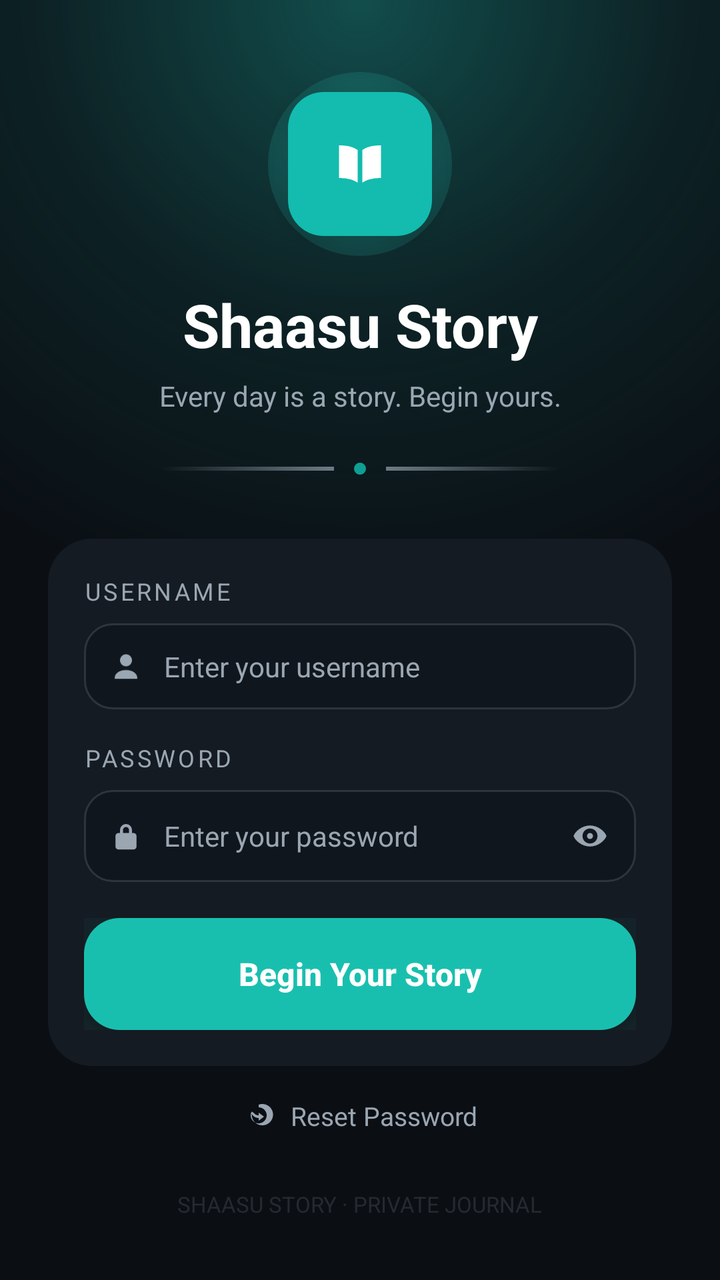
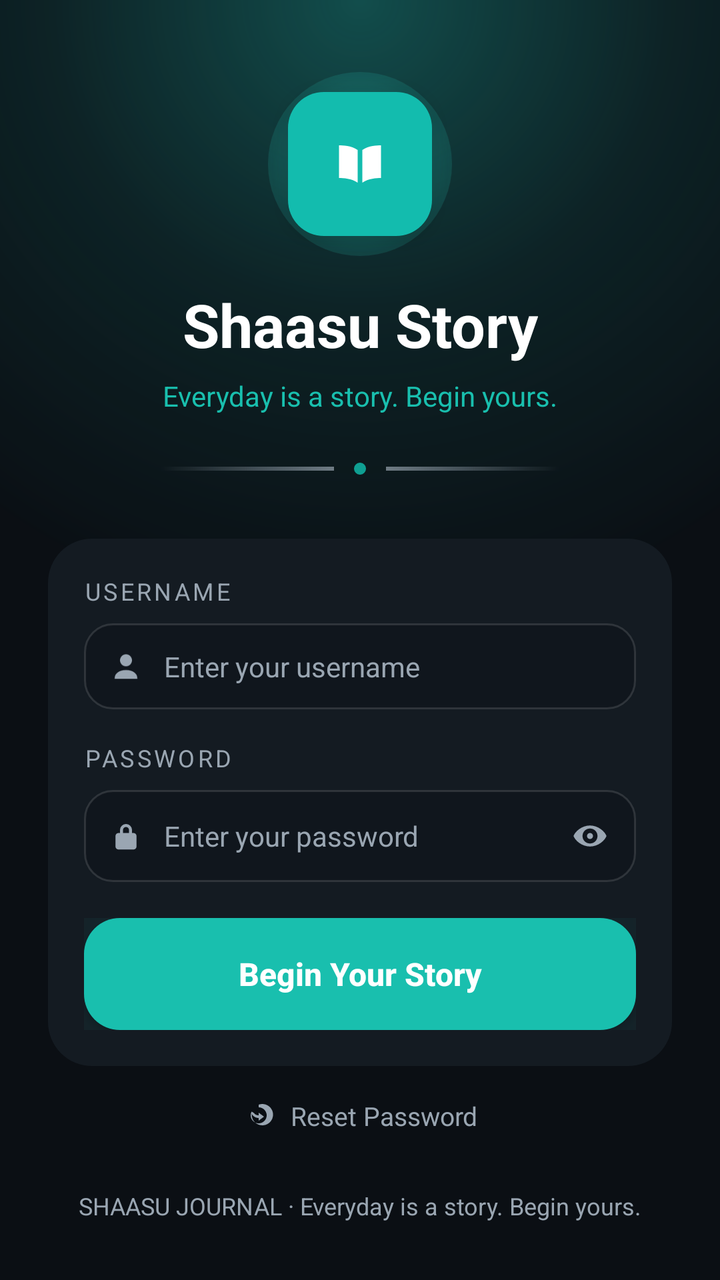

Screens rendered from an Android XML layout before and after an edit, with the pre-edit source and the edit as a unified diff.
<!-- AndroidManifest.xml: application theme Theme.AppCompat.NoActionBar -->
<!-- res/layout/activity_login.xml -->
<?xml version="1.0" encoding="utf-8"?>
<androidx.constraintlayout.widget.ConstraintLayout xmlns:android="http://schemas.android.com/apk/res/android"
    xmlns:app="http://schemas.android.com/apk/res-auto"
    android:layout_width="match_parent"
    android:layout_height="match_parent"
    android:background="@color/menu_bg">

    
    <View
        android:id="@+id/topGlow"
        android:layout_width="match_parent"
        android:layout_height="320dp"
        android:alpha="0.9"
        android:background="@drawable/bg_login_top_glow"
        app:layout_constraintTop_toTopOf="parent" />

    <ScrollView
        android:id="@+id/loginScroll"
        android:layout_width="match_parent"
        android:layout_height="match_parent"
        android:fillViewport="true">

        <androidx.constraintlayout.widget.ConstraintLayout
            android:layout_width="match_parent"
            android:layout_height="wrap_content"
            android:paddingLeft="24dp"
            android:paddingRight="24dp"
            android:paddingTop="36dp"
            android:paddingBottom="18dp">

            
            <FrameLayout
                android:id="@+id/logoContainer"
                android:layout_width="92dp"
                android:layout_height="92dp"
                app:layout_constraintTop_toTopOf="parent"
                app:layout_constraintStart_toStartOf="parent"
                app:layout_constraintEnd_toEndOf="parent">

                <View
                    android:layout_width="match_parent"
                    android:layout_height="match_parent"
                    android:background="@drawable/bg_login_icon_glow" />

                <FrameLayout
                    android:layout_width="72dp"
                    android:layout_height="72dp"
                    android:layout_gravity="center"
                    android:background="@drawable/bg_login_icon_square"
                    android:elevation="6dp">

                    <ImageView
                        android:layout_width="28dp"
                        android:layout_height="28dp"
                        android:layout_gravity="center"
                        android:src="@drawable/ic_book_simple"
                        android:tint="@color/menu_text_primary"
                        android:contentDescription="App icon" />
                </FrameLayout>
            </FrameLayout>

            <TextView
                android:id="@+id/loginTitle"
                android:layout_width="wrap_content"
                android:layout_height="wrap_content"
                android:layout_marginTop="14dp"
                android:text="@string/login_title"
                android:textColor="@color/menu_text_primary"
                android:textSize="30sp"
                android:textStyle="bold"
                app:layout_constraintTop_toBottomOf="@+id/logoContainer"
                app:layout_constraintStart_toStartOf="parent"
                app:layout_constraintEnd_toEndOf="parent" />

            <TextView
                android:id="@+id/loginTagline"
                android:layout_width="wrap_content"
                android:layout_height="wrap_content"
                android:layout_marginTop="6dp"
                android:text="@string/login_tagline"
                android:textColor="@color/menu_text_secondary"
                android:textSize="14sp"
                app:layout_constraintTop_toBottomOf="@+id/loginTitle"
                app:layout_constraintStart_toStartOf="parent"
                app:layout_constraintEnd_toEndOf="parent" />

            
            <androidx.constraintlayout.widget.ConstraintLayout
                android:id="@+id/dividerContainer"
                android:layout_width="200dp"
                android:layout_height="18dp"
                android:layout_marginTop="18dp"
                app:layout_constraintTop_toBottomOf="@+id/loginTagline"
                app:layout_constraintStart_toStartOf="parent"
                app:layout_constraintEnd_toEndOf="parent">

                <View
                    android:id="@+id/dividerLineLeft"
                    android:layout_width="0dp"
                    android:layout_height="2dp"
                    android:alpha="0.7"
                    android:background="@drawable/bg_login_divider_fade_left"
                    app:layout_constraintTop_toTopOf="parent"
                    app:layout_constraintBottom_toBottomOf="parent"
                    app:layout_constraintStart_toStartOf="parent"
                    app:layout_constraintEnd_toStartOf="@+id/dividerDot"
                    android:layout_marginEnd="10dp" />

                <View
                    android:id="@+id/dividerLineRight"
                    android:layout_width="0dp"
                    android:layout_height="2dp"
                    android:alpha="0.7"
                    android:background="@drawable/bg_login_divider_fade_right"
                    app:layout_constraintTop_toTopOf="parent"
                    app:layout_constraintBottom_toBottomOf="parent"
                    app:layout_constraintStart_toEndOf="@+id/dividerDot"
                    app:layout_constraintEnd_toEndOf="parent"
                    android:layout_marginStart="10dp" />

                <View
                    android:id="@+id/dividerDot"
                    android:layout_width="6dp"
                    android:layout_height="6dp"
                    android:background="@drawable/bg_menu_circle_teal"
                    app:layout_constraintStart_toStartOf="parent"
                    app:layout_constraintEnd_toEndOf="parent"
                    app:layout_constraintTop_toTopOf="parent"
                    app:layout_constraintBottom_toBottomOf="parent" />

            </androidx.constraintlayout.widget.ConstraintLayout>

            
            <LinearLayout
                android:id="@+id/loginCard"
                android:layout_width="0dp"
                android:layout_height="wrap_content"
                android:layout_marginTop="26dp"
                android:background="@drawable/bg_login_card"
                android:orientation="vertical"
                android:padding="18dp"
                app:layout_constraintTop_toBottomOf="@+id/dividerContainer"
                app:layout_constraintStart_toStartOf="parent"
                app:layout_constraintEnd_toEndOf="parent">

                <TextView
                    android:layout_width="match_parent"
                    android:layout_height="wrap_content"
                    android:text="@string/login_username_label"
                    android:textColor="@color/menu_text_secondary"
                    android:textSize="12sp"
                    android:letterSpacing="0.12"
                    android:layout_marginBottom="8dp" />

                <LinearLayout
                    android:layout_width="match_parent"
                    android:layout_height="wrap_content"
                    android:background="@drawable/bg_login_input"
                    android:orientation="horizontal"
                    android:gravity="center_vertical"
                    android:paddingLeft="12dp"
                    android:paddingRight="12dp"
                    android:paddingTop="12dp"
                    android:paddingBottom="12dp">

                    <ImageView
                        android:layout_width="18dp"
                        android:layout_height="18dp"
                        android:src="@drawable/ic_user_simple"
                        android:tint="@color/menu_text_secondary"
                        android:contentDescription="Username" />

                    <EditText
                        android:id="@+id/usernameInput"
                        android:layout_width="0dp"
                        android:layout_height="wrap_content"
                        android:layout_marginStart="10dp"
                        android:layout_weight="1"
                        android:background="@android:color/transparent"
                        android:hint="@string/login_username_hint"
                        android:textColor="@color/menu_text_primary"
                        android:textColorHint="@color/menu_text_secondary"
                        android:inputType="text"
                        android:textSize="14sp" />
                </LinearLayout>

                <TextView
                    android:layout_width="match_parent"
                    android:layout_height="wrap_content"
                    android:layout_marginTop="16dp"
                    android:text="@string/login_password_label"
                    android:textColor="@color/menu_text_secondary"
                    android:textSize="12sp"
                    android:letterSpacing="0.12"
                    android:layout_marginBottom="8dp" />

                <LinearLayout
                    android:layout_width="match_parent"
                    android:layout_height="wrap_content"
                    android:background="@drawable/bg_login_input"
                    android:orientation="horizontal"
                    android:gravity="center_vertical"
                    android:paddingLeft="12dp"
                    android:paddingRight="12dp"
                    android:paddingTop="12dp"
                    android:paddingBottom="12dp">

                    <ImageView
                        android:layout_width="18dp"
                        android:layout_height="18dp"
                        android:src="@drawable/ic_lock_simple"
                        android:tint="@color/menu_text_secondary"
                        android:contentDescription="Password" />

                    <EditText
                        android:id="@+id/passwordInput"
                        android:layout_width="0dp"
                        android:layout_height="wrap_content"
                        android:layout_marginStart="10dp"
                        android:layout_weight="1"
                        android:background="@android:color/transparent"
                        android:hint="@string/login_password_hint"
                        android:textColor="@color/menu_text_primary"
                        android:textColorHint="@color/menu_text_secondary"
                        android:inputType="textPassword"
                        android:textSize="14sp" />

                    <ImageView
                        android:id="@+id/passwordToggle"
                        android:layout_width="22dp"
                        android:layout_height="22dp"
                        android:src="@drawable/ic_eye_simple"
                        android:tint="@color/menu_text_secondary"
                        android:padding="2dp"
                        android:contentDescription="Toggle password" />
                </LinearLayout>

                
                <FrameLayout
                    android:layout_width="match_parent"
                    android:layout_height="wrap_content"
                    android:layout_marginTop="18dp">

                    <View
                        android:layout_width="match_parent"
                        android:layout_height="56dp"
                        android:alpha="0.9"
                        android:background="@drawable/bg_login_button_glow" />

                    <Button
                        android:id="@+id/loginButton"
                        android:layout_width="match_parent"
                        android:layout_height="56dp"
                        android:background="@drawable/bg_login_button"
                        android:text="@string/login_cta"
                        android:textColor="@color/menu_text_primary"
                        android:textSize="16sp"
                        android:textStyle="bold"
                        android:textAllCaps="false" />

                    <ImageView
                        android:layout_width="18dp"
                        android:layout_height="18dp"
                        android:layout_gravity="center_vertical|end"
                        android:layout_marginEnd="18dp"
                        android:src="@drawable/ic_arrow_right_simple"
                        android:tint="@color/menu_text_primary"
                        android:contentDescription="Continue" />
                </FrameLayout>

            </LinearLayout>

            
            <LinearLayout
                android:id="@+id/reset"
                android:layout_width="wrap_content"
                android:layout_height="wrap_content"
                android:layout_marginTop="16dp"
                android:orientation="horizontal"
                android:gravity="center_vertical"
                android:clickable="true"
                android:focusable="true"
                app:layout_constraintTop_toBottomOf="@+id/loginCard"
                app:layout_constraintStart_toStartOf="parent"
                app:layout_constraintEnd_toEndOf="parent">

                <ImageView
                    android:layout_width="16dp"
                    android:layout_height="16dp"
                    android:src="@drawable/ic_reset_simple"
                    android:tint="@color/menu_text_secondary"
                    android:contentDescription="Reset" />

                <TextView
                    android:layout_width="wrap_content"
                    android:layout_height="wrap_content"
                    android:layout_marginStart="8dp"
                    android:text="@string/login_reset_password"
                    android:textColor="@color/menu_text_secondary"
                    android:textSize="13sp" />
            </LinearLayout>

            <TextView
                android:id="@+id/loginFooter"
                android:layout_width="wrap_content"
                android:layout_height="wrap_content"
                android:layout_marginTop="28dp"
                android:text="@string/login_footer"
                android:textColor="#338A97A6"
                android:textSize="11sp"
                app:layout_constraintTop_toBottomOf="@+id/reset"
                app:layout_constraintStart_toStartOf="parent"
                app:layout_constraintEnd_toEndOf="parent" />

        </androidx.constraintlayout.widget.ConstraintLayout>
    </ScrollView>

</androidx.constraintlayout.widget.ConstraintLayout>
<!-- resources referenced by this layout -->
<resources>
  <color name="menu_bg">#FF0B0F14</color>
  <color name="menu_text_primary">#FFFFFFFF</color>
  <color name="menu_text_secondary">#FF9AA6B2</color>
  <!-- drawable bg_login_button (drawable) -->
  <?xml version="1.0" encoding="utf-8"?>
  <shape xmlns:android="http://schemas.android.com/apk/res/android">
      <solid android:color="@color/menu_teal" />
      <corners android:radius="18dp" />
  </shape>
  <!-- drawable bg_login_card (drawable) -->
  <?xml version="1.0" encoding="utf-8"?>
  <shape xmlns:android="http://schemas.android.com/apk/res/android">
      <solid android:color="@color/menu_surface" />
      <corners android:radius="22dp" />
  </shape>
  <!-- drawable bg_login_divider_fade_left (drawable) -->
  <?xml version="1.0" encoding="utf-8"?>
  <shape xmlns:android="http://schemas.android.com/apk/res/android" android:shape="rectangle">
      <size android:height="2dp" />
      <gradient
          android:angle="0"
          android:startColor="@android:color/transparent"
          android:endColor="@color/menu_text_secondary" />
  </shape>
  <!-- drawable bg_login_divider_fade_right (drawable) -->
  <?xml version="1.0" encoding="utf-8"?>
  <shape xmlns:android="http://schemas.android.com/apk/res/android" android:shape="rectangle">
      <size android:height="2dp" />
      <gradient
          android:angle="0"
          android:startColor="@color/menu_text_secondary"
          android:endColor="@android:color/transparent" />
  </shape>
  <!-- drawable bg_login_icon_square (drawable) -->
  <?xml version="1.0" encoding="utf-8"?>
  <shape xmlns:android="http://schemas.android.com/apk/res/android">
      <solid android:color="#FF13BCAE" />
      <corners android:radius="18dp" />
  </shape>
  <!-- drawable bg_login_input (drawable) -->
  <?xml version="1.0" encoding="utf-8"?>
  <shape xmlns:android="http://schemas.android.com/apk/res/android">
      <solid android:color="@color/menu_surface_alt" />
      <corners android:radius="14dp" />
      <stroke android:width="1dp" android:color="#1FFFFFFF" />
  </shape>
  <!-- drawable bg_login_top_glow (drawable) -->
  <?xml version="1.0" encoding="utf-8"?>
  <shape xmlns:android="http://schemas.android.com/apk/res/android">
      <gradient
          android:type="radial"
          android:gradientRadius="320dp"
          android:centerX="0.5"
          android:centerY="0.0"
          android:startColor="#5524E0D0"
          android:centerColor="#1A24E0D0"
          android:endColor="#00000000" />
  </shape>
  <!-- drawable bg_menu_circle_teal (drawable) -->
  <?xml version="1.0" encoding="utf-8"?>
  <shape xmlns:android="http://schemas.android.com/apk/res/android" android:shape="oval">
      <solid android:color="@color/menu_teal_icon_bg" />
  </shape>
  <!-- drawable ic_arrow_right_simple (drawable) -->
  <?xml version="1.0" encoding="utf-8"?>
  <vector xmlns:android="http://schemas.android.com/apk/res/android"
      android:width="24dp"
      android:height="24dp"
      android:viewportWidth="24"
      android:viewportHeight="24">
      <path
          android:fillColor="#FFFFFFFF"
          android:pathData="M13,5l-1.4,1.4 4.6,4.6H4v2h12.2l-4.6,4.6L13,19l7,-7 -7,-7z" />
  </vector>
  <string name="login_cta">Begin Your Story</string>
  <string name="login_footer">SHAASU STORY · PRIVATE JOURNAL</string>
  <string name="login_password_hint">Enter your password</string>
  <string name="login_password_label">PASSWORD</string>
  <string name="login_reset_password">Reset Password</string>
  <string name="login_tagline">Every day is a story. Begin yours.</string>
  <string name="login_title">Shaasu Story</string>
  <string name="login_username_hint">Enter your username</string>
  <string name="login_username_label">USERNAME</string>
  <color name="menu_teal">#FF19BFAE</color>
  <color name="menu_surface">#FF141B22</color>
  <color name="menu_surface_alt">#FF10161D</color>
  <color name="menu_teal_icon_bg">#FF0F9F92</color>
  <!-- unchanged entries left out for length: 7 -->
</resources>

<!-- the commit's change to res/layout/activity_login.xml (unified diff, before → after) -->
@@ -78,7 +78,7 @@
                 android:layout_height="wrap_content"
                 android:layout_marginTop="6dp"
                 android:text="@string/login_tagline"
-                android:textColor="@color/menu_text_secondary"
+                android:textColor="@color/menu_teal"
                 android:textSize="14sp"
                 app:layout_constraintTop_toBottomOf="@+id/loginTitle"
                 app:layout_constraintStart_toStartOf="parent"
@@ -306,8 +306,8 @@
                 android:layout_height="wrap_content"
                 android:layout_marginTop="28dp"
                 android:text="@string/login_footer"
-                android:textColor="#338A97A6"
-                android:textSize="11sp"
+                android:textColor="@color/menu_text_secondary"
+                android:textSize="12sp"
                 app:layout_constraintTop_toBottomOf="@+id/reset"
                 app:layout_constraintStart_toStartOf="parent"
                 app:layout_constraintEnd_toEndOf="parent" />
<!-- resource entries referenced after the edit -->
@@ -75,11 +75,11 @@
           android:pathData="M13,5l-1.4,1.4 4.6,4.6H4v2h12.2l-4.6,4.6L13,19l7,-7 -7,-7z" />
   </vector>
   <string name="login_cta">Begin Your Story</string>
-  <string name="login_footer">SHAASU STORY · PRIVATE JOURNAL</string>
+  <string name="login_footer">SHAASU JOURNAL · Everyday is a story. Begin yours.</string>
   <string name="login_password_hint">Enter your password</string>
   <string name="login_password_label">PASSWORD</string>
   <string name="login_reset_password">Reset Password</string>
-  <string name="login_tagline">Every day is a story. Begin yours.</string>
+  <string name="login_tagline">Everyday is a story. Begin yours.</string>
   <string name="login_title">Shaasu Story</string>
   <string name="login_username_hint">Enter your username</string>
   <string name="login_username_label">USERNAME</string>
